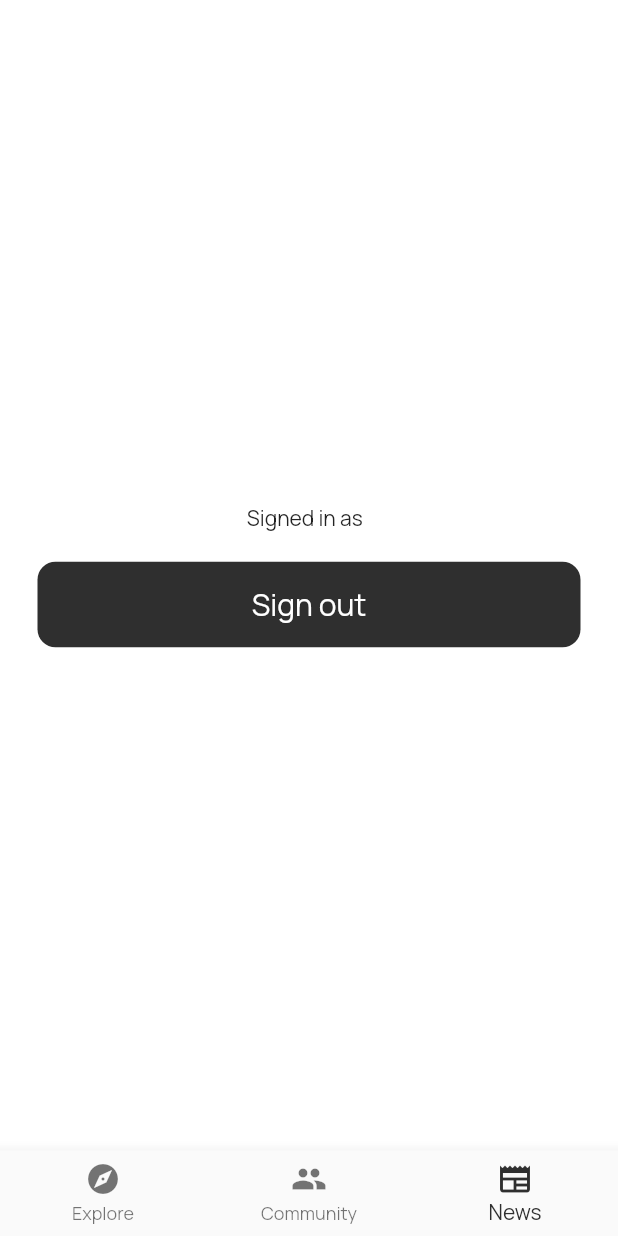
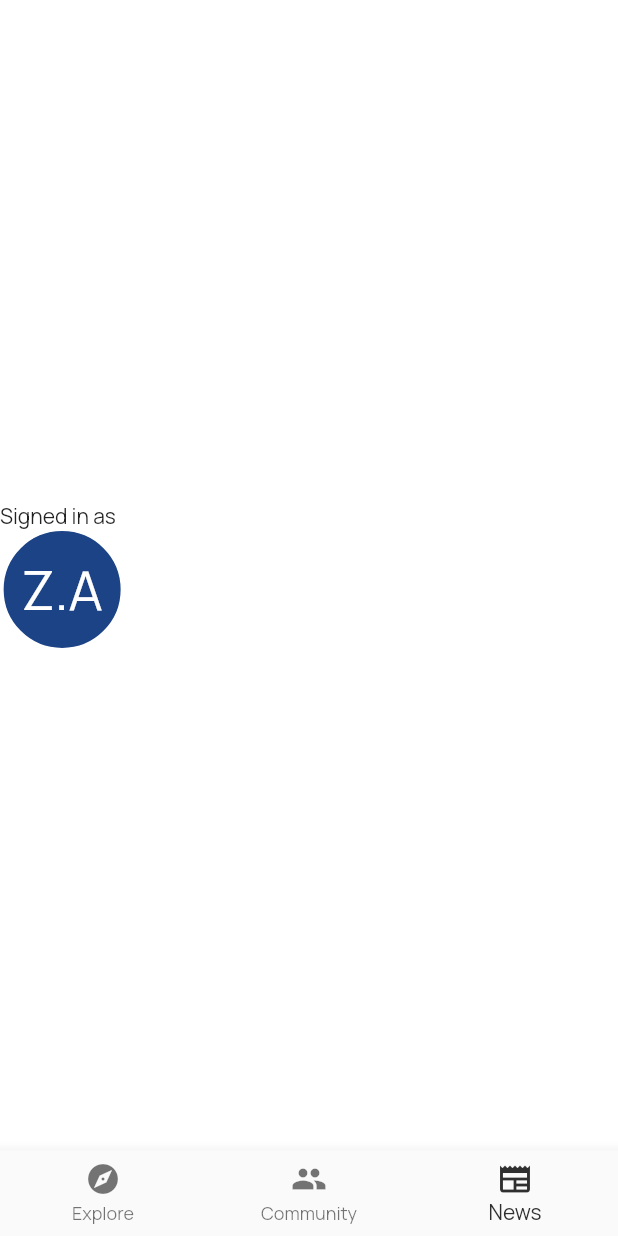
Before and after one commit to ZaidAj11/thesession, a Flutter app: the screen it shows once a user with an empty profile is signed in, item 3 of the bottom bar chosen, on a phone screen of 412 x 824 dp. Run offline on Flutter 3.47's test engine with Material 2 defaults, Android fonts, the phone set to English and light mode, and no system bars; our stand-ins replace cloud_firestore, dropdown_button2, firebase_auth, firebase_core, google_fonts, pull_to_refresh; accounts and stored records are empty; network calls fail.

Commit message:
feat: small UI changes and add profile icon

```diff
--- a/thesession/lib/pages/profile_page.dart
+++ b/thesession/lib/pages/profile_page.dart
@@ -1,5 +1,6 @@
 import 'package:firebase_auth/firebase_auth.dart';
 import 'package:flutter/material.dart';
+import 'package:thesession/widgets%20/profile_icon.dart';
 
 import '../main.dart';
 
@@ -24,29 +25,9 @@
         mainAxisAlignment: MainAxisAlignment.center,
         children: [
           Text('Signed in as ${user?.email} '),
-          SizedBox(height: 20),
-
           // Sign in button
 
-          Padding(
-            padding: const EdgeInsets.symmetric(horizontal: 25),
-            child: GestureDetector(
-              onTap: signOut,
-              child: Container(
-                padding: const EdgeInsets.all(15),
-                decoration: BoxDecoration(
-                  color: AppColours.DefaultColour,
-                  borderRadius: BorderRadius.circular(12),
-                ),
-                child: Center(
-                  child: Text(
-                    "Sign out",
-                    style: TextStyle(color: Colors.white, fontSize: 20),
-                  ),
-                ),
-              ),
-            ),
-          ),
+          ProfileIcon(),
         ],
       ),
     );
--- /dev/null
+++ b/thesession/lib/widgets /profile_icon.dart
@@ -0,0 +1,29 @@
+import 'dart:math';
+
+import 'package:flutter/material.dart';
+import 'dart:math';
+
+import 'package:thesession/main.dart';
+
+class ProfileIcon extends StatelessWidget {
+  ProfileIcon({Key? key}) : super(key: key);
+  final rng = new Random();
+  @override
+  Widget build(BuildContext context) {
+    return Container(
+      width: 80,
+      height: 80,
+      decoration: BoxDecoration(
+        color: Color((rng.nextDouble() * 0xFFFFFF).toInt()).withOpacity(1.0),
+        border: Border.all(color: Colors.white),
+        borderRadius: BorderRadius.circular(50),
+      ),
+      child: Center(
+        child: Text(
+          "Z.A",
+          style: TextStyle(fontSize: 36, color: Colors.white),
+        ),
+      ),
+    );
+  }
+}
```
Also changed, not shown: thesession/lib/pages/login_page.dart (+13 -3 lines), thesession/lib/widgets /side_drawer.dart (+41 -15 lines).
